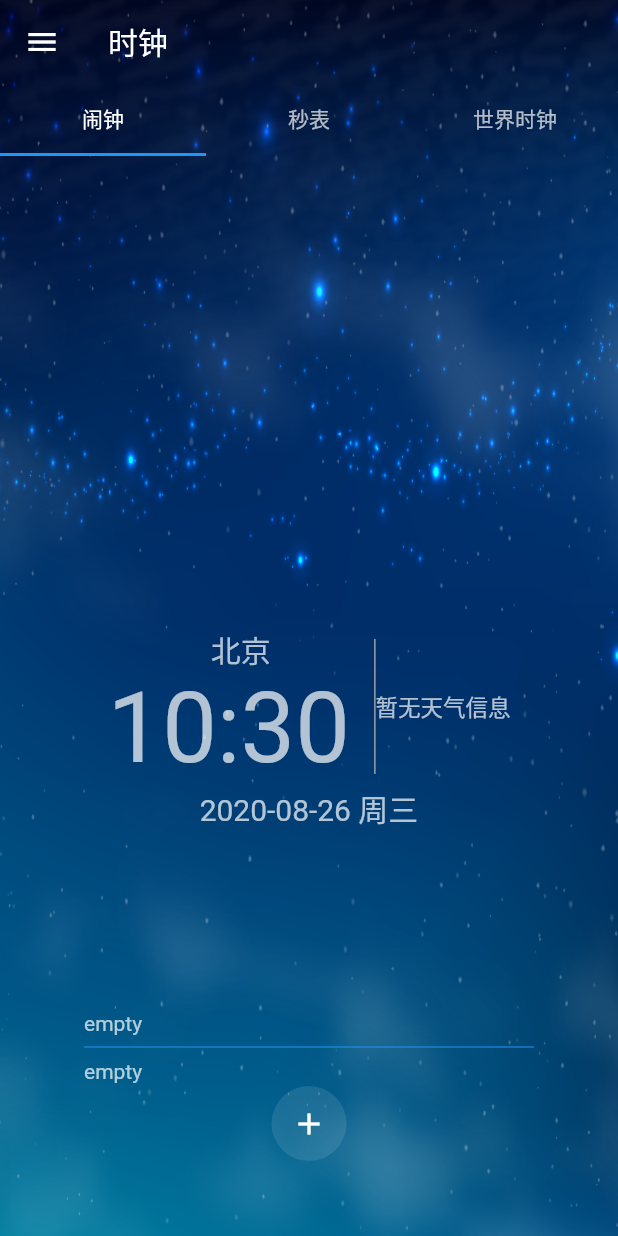
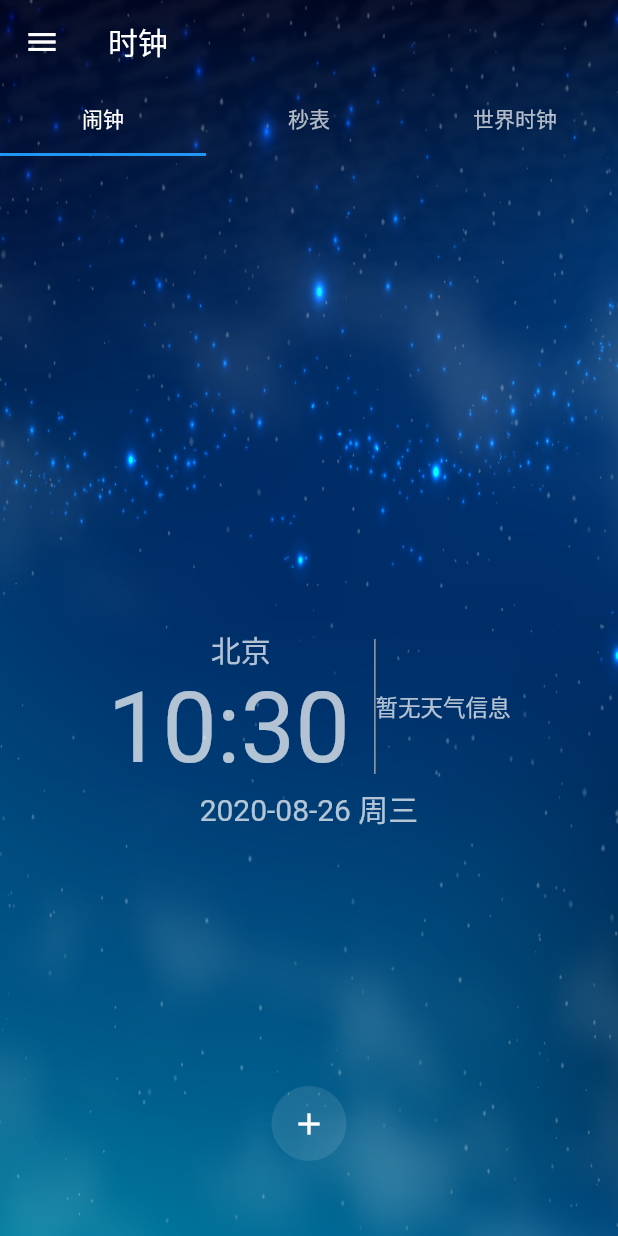
Before and after one commit to shi-xiaoli/Flutter_Clock, a Flutter app: the screen it shows after launch, on a phone screen of 412 x 824 dp. Run offline on Flutter 3.47's test engine with Material 2 defaults, Android fonts, the phone set to English and light mode, and no system bars; our stand-ins replace flare_flutter, timezone; missing offline and left inert: flare_dart, flutter_weather_icons.

Commit message:
waiting for worldclock and alarm

```diff
--- a/lib/main.dart
+++ b/lib/main.dart
@@ -96,7 +96,7 @@ class _MyHomePageState extends State<MyHomePage>
                       child: Container(
                         height: 100,
                         width: 300,
-                        child: NotifyPage(),
+                        child: Container()//NotifyPage(),
                       ),
                     ),
                     Positioned(
--- a/pubspec.yaml
+++ b/pubspec.yaml
@@ -27,11 +27,14 @@ dependencies:
 
   # The following adds the Cupertino Icons font to your application.
   # Use with the CupertinoIcons class for iOS style icons.
+  #flutter_local_notifications: ^1.4.4+4
+  #numberpicker: ^1.0.0
   cupertino_icons: ^0.1.3
   flare_flutter: ^1.0.11
   timezone: ^0.5.7
   http: ^0.12.0
   flutter_weather_icons: ^1.0.2
+
 dev_dependencies:
   flutter_test:
     sdk: flutter
```
Also changed, not shown: 2 other files.
